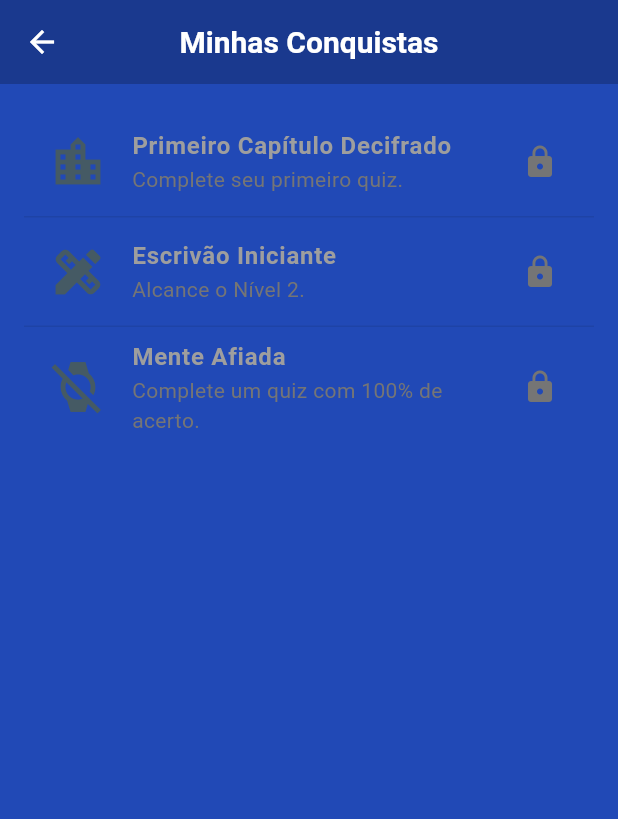
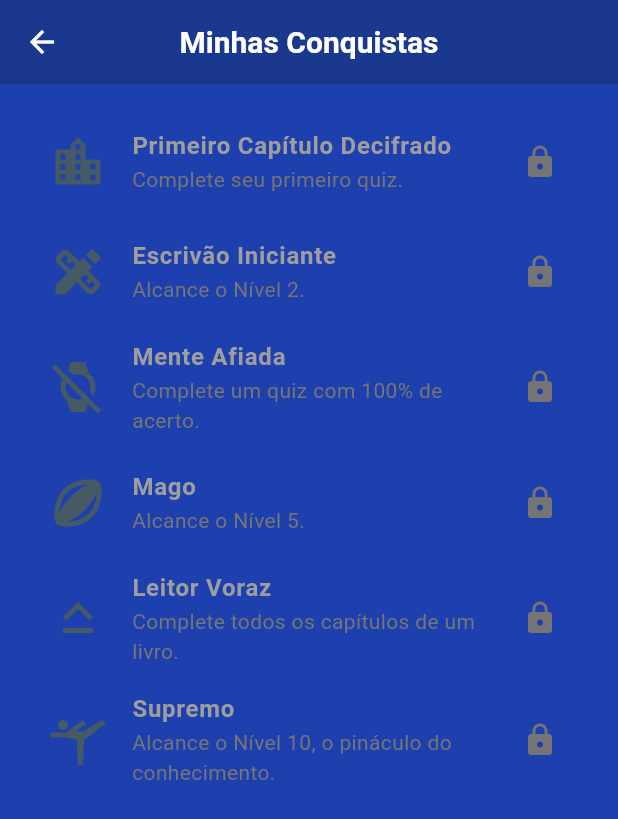
Before and after one commit to gabriel-correa11/Grim-rio, a Flutter app: the ProfilePage screen opened directly, after a tap on "Minhas Conquistas", on a phone screen of 412 x 824 dp. Shown: the top 819 px of the screen. Run offline on Flutter 3.47's test engine with Material 3 defaults, Android fonts, the phone set to English and light mode, and no system bars; our stand-ins replace cloud_firestore, firebase_auth, firebase_core; accounts and stored records are empty; generated files the repository leaves out were written again.

```diff
--- a/lib/core/logic/achievement_logic.dart
+++ b/lib/core/logic/achievement_logic.dart
@@ -1,4 +1,4 @@
-//import 'package:flutter/material.dart';
+import 'package:flutter/material.dart';
 import 'package:grimorio/core/models/achievement.dart';
 import 'package:grimorio/core/models/user_profile.dart';
 
@@ -21,6 +21,24 @@ class AchievementLogic {
       name: 'Mente Afiada',
       description: 'Complete um quiz com 100% de acerto.',
       iconCodePoint: '0xf05a1',
+    ),
+    Achievement(
+      id: 'level_5',
+      name: 'Mago',
+      description: 'Alcance o Nível 5.',
+      iconCodePoint: '0xece5',
+    ),
+    Achievement(
+      id: 'first_book',
+      name: 'Leitor Voraz',
+      description: 'Complete todos os capítulos de um livro.',
+      iconCodePoint: '0xea51',
+    ),
+    Achievement(
+      id: 'level_10',
+      name: 'Supremo',
+      description: 'Alcance o Nível 10, o pináculo do conhecimento.',
+      iconCodePoint: '0xf06b6',
     ),
   ];
 
@@ -45,6 +63,14 @@ class AchievementLogic {
       newlyUnlockedIds.add('perfect_quiz');
     }
 
+    if (!currentlyUnlockedIds.contains('level_5') && userProfile.level >= 5) {
+      newlyUnlockedIds.add('level_5');
+    }
+
+    if (!currentlyUnlockedIds.contains('level_10') && userProfile.level >= 10) {
+      newlyUnlockedIds.add('level_10');
+    }
+
     return newlyUnlockedIds;
   }
 
--- a/lib/presentation/screens/achievements_page.dart
+++ b/lib/presentation/screens/achievements_page.dart
@@ -10,7 +10,6 @@ class AchievementsPage extends StatelessWidget {
 
   @override
   Widget build(BuildContext context) {
-
     return Scaffold(
       appBar: AppBar(
         title: const Text('Minhas Conquistas'),
--- a/lib/presentation/screens/profile_page.dart
+++ b/lib/presentation/screens/profile_page.dart
@@ -1,4 +1,6 @@
 import 'package:flutter/material.dart';
+import 'package:grimorio/core/logic/achievement_logic.dart';
+import 'package:grimorio/core/models/achievement.dart';
 import 'package:grimorio/core/services/auth_service.dart';
 import 'package:grimorio/core/services/database_service.dart';
 import 'package:grimorio/core/logic/game_logic.dart';
@@ -50,7 +52,8 @@ class _ProfilePageState extends State<ProfilePage> {
                   const Text('Não foi possível carregar o perfil.'),
                   const SizedBox(height: 10),
                   ElevatedButton(
-                      onPressed: _loadUserProfile, child: const Text('Tentar Novamente'))
+                      onPressed: _loadUserProfile,
+                      child: const Text('Tentar Novamente'))
                 ],
               ),
             );
@@ -58,32 +61,46 @@ class _ProfilePageState extends State<ProfilePage> {
           final userProfile = snapshot.data!;
           return RefreshIndicator(
             onRefresh: () async => _loadUserProfile(),
-            child: ListView(
+            child: LayoutBuilder(builder: (context, constraints) {
+              return SingleChildScrollView(
+                physics: const AlwaysScrollableScrollPhysics(),
+                child: ConstrainedBox(
+                  constraints:
+                  BoxConstraints(minHeight: constraints.maxHeight),
+                  child: IntrinsicHeight(
+                    child: Padding(
                       padding: const EdgeInsets.symmetric(horizontal: 24.0),
+                      child: Column(
                         children: [
-                const SizedBox(height: 24),
+                          const SizedBox(height: 16),
                           _buildGuardianSeal(userProfile),
-                const SizedBox(height: 16),
+                          const SizedBox(height: 12),
                           Center(
                               child: Text(userProfile.name,
                                   style: const TextStyle(
-                            fontSize: 26, fontWeight: FontWeight.bold))),
+                                      fontSize: 26,
+                                      fontWeight: FontWeight.bold))),
+                          const SizedBox(height: 12),
+                          _buildMasteryInsignia(userProfile),
+                          const SizedBox(height: 24),
+                          _buildProgressSection(userProfile),
                           const SizedBox(height: 16),
-                _buildMasteryInsignia(userProfile),
-                const SizedBox(height: 32),
-                _buildProgressSection(userProfile),
-                const SizedBox(height: 24),
-                _buildWisdomIndex(userProfile), // Seção reintroduzida
-                const SizedBox(height: 24),
+                          _buildWisdomIndex(userProfile),
+                          const SizedBox(height: 16),
                           _buildAchievementsButton(context, userProfile),
-                const SizedBox(height: 24),
+                          const SizedBox(height: 16),
                           if (userProfile.lastQuizScore != null)
                             _buildLastScoreCard(userProfile),
-                const SizedBox(height: 40),
+                          const Spacer(),
                           _buildLogoutButton(),
                           const SizedBox(height: 16),
                         ],
                       ),
+                    ),
+                  ),
+                ),
+              );
+            }),
           );
         },
       ),
@@ -234,7 +251,6 @@ class _ProfilePageState extends State<ProfilePage> {
     );
   }
 
-
   Widget _buildAchievementsButton(BuildContext context, UserProfile profile) {
     return ElevatedButton.icon(
       icon: const Icon(Icons.shield_outlined),
@@ -243,7 +259,8 @@ class _ProfilePageState extends State<ProfilePage> {
         Navigator.push(
           context,
           MaterialPageRoute(
-            builder: (context) => AchievementsPage(unlockedIds: profile.unlockedAchievementIds),
+            builder: (context) =>
+                AchievementsPage(unlockedIds: profile.unlockedAchievementIds),
           ),
         );
       },
--- a/lib/presentation/theme/app_colors.dart
+++ b/lib/presentation/theme/app_colors.dart
@@ -3,12 +3,7 @@ import 'package:flutter/material.dart';
 class AppColors {
   static const Color azulEscuro = Color(0xFF0F2453);
   static const Color azulRoyal = Color(0xFF1A398E);
-  static const Color azulIntermediario = Color(0xFF2149B6);
-  static const Color azulForte = Color(0xFF3165DC);
-  static const Color azulClaro = Color(0xFF4687F0);
-
-  static const Color primaryAction = azulForte;
-  static const Color background = azulEscuro;
-  static const Color primaryText = Colors.white;
-  static const Color secondaryText = azulClaro;
+  static const Color azulIntermediario = Color(0xFF1E40AF);
+  static const Color azulForte = Color(0xFF2563EB);
+  static const Color azulClaro = Color(0xFFBFDBFE);
 }
--- a/lib/presentation/theme/app_theme.dart
+++ b/lib/presentation/theme/app_theme.dart
@@ -29,7 +29,7 @@ final ThemeData appTheme = ThemeData(
   ),
   outlinedButtonTheme: OutlinedButtonThemeData(
     style: OutlinedButton.styleFrom(
-      side: const BorderSide(color: AppColors.azulForte, width: 2.0),
+      side: const BorderSide(color: AppColors.azulClaro, width: 2.0),
       foregroundColor: Colors.white,
       padding: const EdgeInsets.symmetric(vertical: 16.0),
       textStyle: const TextStyle(fontSize: 18, fontWeight: FontWeight.w600),
```
Also changed, not shown: lib/presentation/screens/book_selection_page.dart (+26 -16 lines), lib/presentation/screens/quiz_page.dart (+46 -16 lines), lib/presentation/screens/world_map_page.dart (+11 -7 lines). Lines whose indentation alone changed are shown as unchanged.
